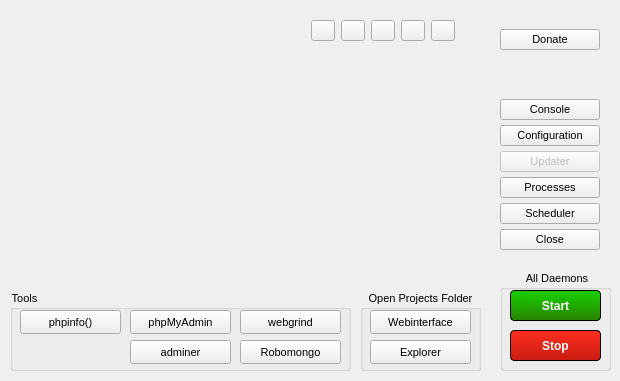
WPN-XM/server-control-panel, file src/mainwindow.ui: the form before one commit.
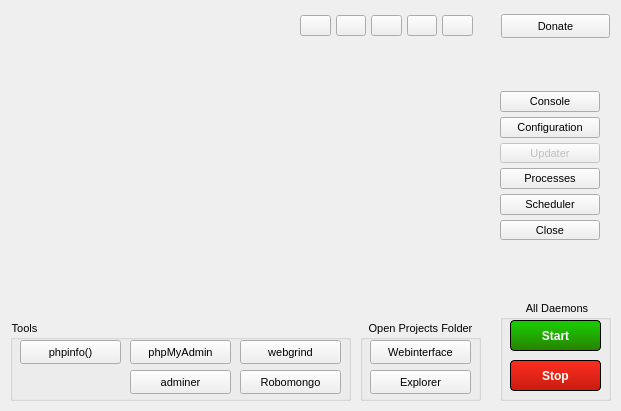
The form after the commit. Icons and pictures are not drawn.

Commit message: mainwindow size and ui tweaks

```diff
--- a/src/mainwindow.ui
+++ b/src/mainwindow.ui
@@ -6,8 +6,8 @@
    <rect>
     <x>0</x>
     <y>0</y>
-    <width>620</width>
-    <height>381</height>
+    <width>621</width>
+    <height>411</height>
    </rect>
   </property>
   <property name="sizePolicy">
@@ -92,13 +92,34 @@
      <rect>
       <x>300</x>
       <y>0</y>
-      <width>166</width>
+      <width>311</width>
       <height>61</height>
      </rect>
     </property>
     <layout class="QHBoxLayout" name="TopHBoxLayout">
+     <property name="spacing">
+      <number>5</number>
+     </property>
+     <property name="sizeConstraint">
+      <enum>QLayout::SetDefaultConstraint</enum>
+     </property>
+     <property name="leftMargin">
+      <number>0</number>
+     </property>
+     <property name="topMargin">
+      <number>2</number>
+     </property>
+     <property name="rightMargin">
+      <number>1</number>
+     </property>
      <item>
       <widget class="QPushButton" name="pushButton_Website">
+       <property name="minimumSize">
+        <size>
+         <width>29</width>
+         <height>0</height>
+        </size>
+       </property>
        <property name="toolTip">
         <string>Visit wpn-xm.org.</string>
        </property>
@@ -134,6 +155,12 @@
      </item>
      <item>
       <widget class="QPushButton" name="pushButton_Forum">
+       <property name="minimumSize">
+        <size>
+         <width>29</width>
+         <height>0</height>
+        </size>
+       </property>
        <property name="toolTip">
         <string>Go to WPN-XM Community Forums.</string>
        </property>
@@ -172,6 +199,12 @@
      </item>
      <item>
       <widget class="QPushButton" name="pushButton_ReportBug">
+       <property name="minimumSize">
+        <size>
+         <width>29</width>
+         <height>0</height>
+        </size>
+       </property>
        <property name="toolTip">
         <string>Report Issue or Request Feature!</string>
        </property>
@@ -207,6 +240,12 @@
      </item>
      <item>
       <widget class="QPushButton" name="pushButton_Help">
+       <property name="minimumSize">
+        <size>
+         <width>29</width>
+         <height>0</height>
+        </size>
+       </property>
        <property name="toolTip">
         <string>Open the WPN-XM help pages.</string>
        </property>
@@ -242,6 +281,12 @@
      </item>
      <item>
       <widget class="QPushButton" name="pushButton_About">
+       <property name="minimumSize">
+        <size>
+         <width>29</width>
+         <height>0</height>
+        </size>
+       </property>
        <property name="toolTip">
         <string>About WPN-XM SCP.</string>
        </property>
@@ -275,6 +320,90 @@
        </property>
       </widget>
      </item>
+     <item>
+      <spacer name="horizontalSpacer">
+       <property name="orientation">
+        <enum>Qt::Horizontal</enum>
+       </property>
+       <property name="sizeType">
+        <enum>QSizePolicy::Fixed</enum>
+       </property>
+       <property name="sizeHint" stdset="0">
+        <size>
+         <width>23</width>
+         <height>20</height>
+        </size>
+       </property>
+      </spacer>
+     </item>
+     <item>
+      <widget class="QPushButton" name="pushButton_Donate">
+       <property name="enabled">
+        <bool>true</bool>
+       </property>
+       <property name="sizePolicy">
+        <sizepolicy hsizetype="Preferred" vsizetype="Preferred">
+         <horstretch>0</horstretch>
+         <verstretch>0</verstretch>
+        </sizepolicy>
+       </property>
+       <property name="minimumSize">
+        <size>
+         <width>109</width>
+         <height>24</height>
+        </size>
+       </property>
+       <property name="maximumSize">
+        <size>
+         <width>109</width>
+         <height>24</height>
+        </size>
+       </property>
+       <property name="sizeIncrement">
+        <size>
+         <width>109</width>
+         <height>24</height>
+        </size>
+       </property>
+       <property name="baseSize">
+        <size>
+         <width>0</width>
+         <height>0</height>
+        </size>
+       </property>
+       <property name="toolTip">
+        <string>Support the development of WPN-XM by donating.</string>
+       </property>
+       <property name="layoutDirection">
+        <enum>Qt::LeftToRight</enum>
+       </property>
+       <property name="autoFillBackground">
+        <bool>false</bool>
+       </property>
+       <property name="styleSheet">
+        <string notr="true"/>
+       </property>
+       <property name="text">
+        <string>Donate</string>
+       </property>
+       <property name="icon">
+        <iconset resource="resources/resources.qrc">
+         <normaloff>:/money</normaloff>:/money</iconset>
+       </property>
+       <property name="iconSize">
+        <size>
+         <width>16</width>
+         <height>16</height>
+        </size>
+       </property>
+       <property name="autoDefault">
+        <bool>false</bool>
+       </property>
+       <property name="flat">
+        <bool>false</bool>
+       </property>
+      </widget>
+     </item>
     </layout>
     <zorder>pushButton_Forum</zorder>
     <zorder>pushButton_ReportBug</zorder>
@@ -286,9 +415,9 @@
     <property name="geometry">
      <rect>
       <x>490</x>
-      <y>0</y>
+      <y>80</y>
       <width>121</width>
-      <height>261</height>
+      <height>211</height>
      </rect>
     </property>
     <property name="sizePolicy">
@@ -309,10 +438,10 @@
        <x>10</x>
        <y>0</y>
        <width>111</width>
-       <height>261</height>
+       <height>171</height>
       </rect>
      </property>
-     <layout class="QVBoxLayout" name="RightsideVBoxLayout" stretch="0,0,0,0,0,0,0,0,0">
+     <layout class="QVBoxLayout" name="RightsideVBoxLayout" stretch="0,0,0,0,0,0">
       <property name="spacing">
        <number>5</number>
       </property>
@@ -322,82 +451,6 @@
       <property name="leftMargin">
        <number>0</number>
       </property>
-      <item>
-       <spacer name="verticalSpacer_2">
-        <property name="orientation">
-         <enum>Qt::Vertical</enum>
-        </property>
-        <property name="sizeType">
-         <enum>QSizePolicy::Maximum</enum>
-        </property>
-        <property name="sizeHint" stdset="0">
-         <size>
-          <width>20</width>
-          <height>20</height>
-         </size>
-        </property>
-       </spacer>
-      </item>
-      <item>
-       <widget class="QPushButton" name="pushButton_Donate">
-        <property name="enabled">
-         <bool>true</bool>
-        </property>
-        <property name="baseSize">
-         <size>
-          <width>0</width>
-          <height>0</height>
-         </size>
-        </property>
-        <property name="toolTip">
-         <string>Support the development of WPN-XM by donating.</string>
-        </property>
-        <property name="layoutDirection">
-         <enum>Qt::LeftToRight</enum>
-        </property>
-        <property name="autoFillBackground">
-         <bool>false</bool>
-        </property>
-        <property name="styleSheet">
-         <string notr="true"/>
-        </property>
-        <property name="text">
-         <string>Donate</string>
-        </property>
-        <property name="icon">
-         <iconset resource="resources/resources.qrc">
-          <normaloff>:/money</normaloff>:/money</iconset>
-        </property>
-        <property name="iconSize">
-         <size>
-          <width>16</width>
-          <height>16</height>
-         </size>
-        </property>
-        <property name="autoDefault">
-         <bool>false</bool>
-        </property>
-        <property name="flat">
-         <bool>false</bool>
-        </property>
-       </widget>
-      </item>
-      <item>
-       <spacer name="verticalSpacer">
-        <property name="orientation">
-         <enum>Qt::Vertical</enum>
-        </property>
-        <property name="sizeType">
-         <enum>QSizePolicy::Maximum</enum>
-        </property>
-        <property name="sizeHint" stdset="0">
-         <size>
-          <width>20</width>
-          <height>45</height>
-         </size>
-        </property>
-       </spacer>
-      </item>
       <item>
        <widget class="QPushButton" name="pushButton_Console">
         <property name="enabled">
@@ -594,7 +647,7 @@
     <property name="geometry">
      <rect>
       <x>10</x>
-      <y>270</y>
+      <y>300</y>
       <width>601</width>
       <height>101</height>
      </rect>
```
Left out of the diff: 5 changed lines with no effect on the pictures. The commit also changes 1 other file.
